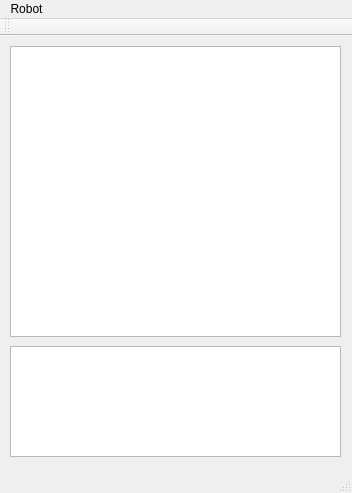
First picture: the form in gui/RobotGUI/robotgui.ui, repository cfezequiel/mscs-thesis, before the edit.
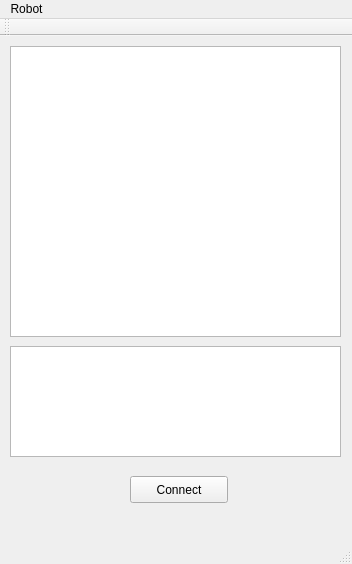
Second picture: the form after the edit.

Commit message: Added new C++ gui code (back to the original)

What changed in the file:
```diff
--- a/gui/RobotGUI/robotgui.ui
+++ b/gui/RobotGUI/robotgui.ui
@@ -7,7 +7,7 @@
     <x>0</x>
     <y>0</y>
     <width>352</width>
-    <height>493</height>
+    <height>564</height>
    </rect>
   </property>
   <property name="windowTitle">
@@ -37,6 +37,19 @@
      </rect>
     </property>
    </widget>
+   <widget class="QPushButton" name="buttonConnect">
+    <property name="geometry">
+     <rect>
+      <x>130</x>
+      <y>440</y>
+      <width>98</width>
+      <height>27</height>
+     </rect>
+    </property>
+    <property name="text">
+     <string>Connect</string>
+    </property>
+   </widget>
   </widget>
   <widget class="QMenuBar" name="menuBar">
    <property name="geometry">
```
The commit also changes 6 other files.
